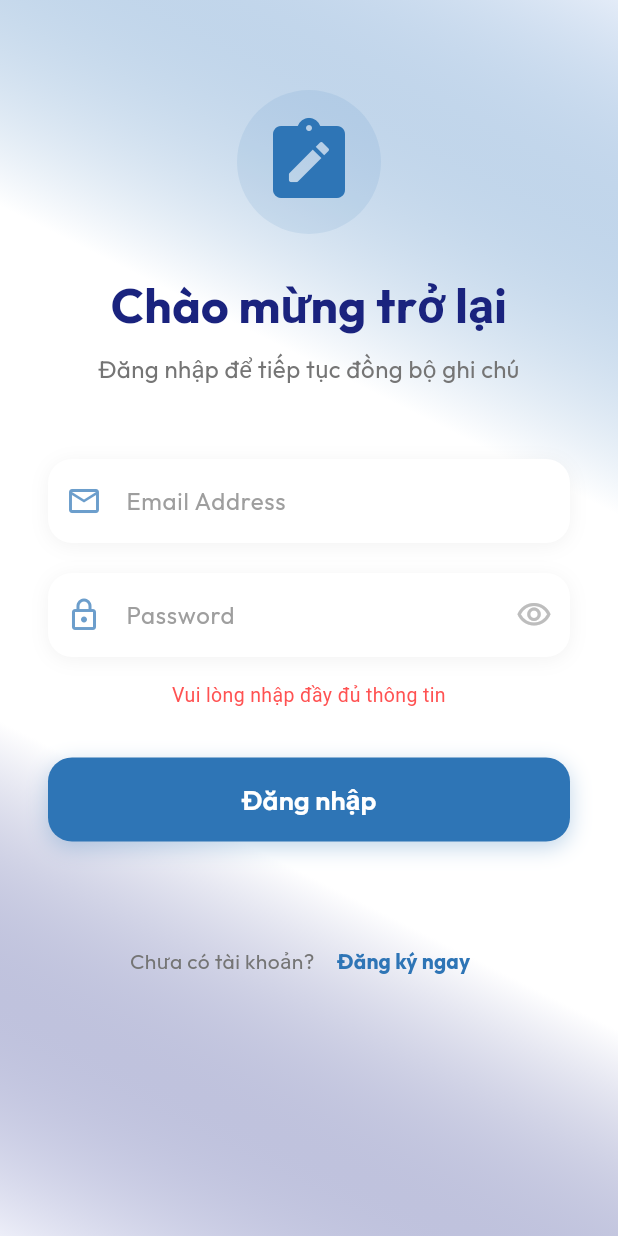
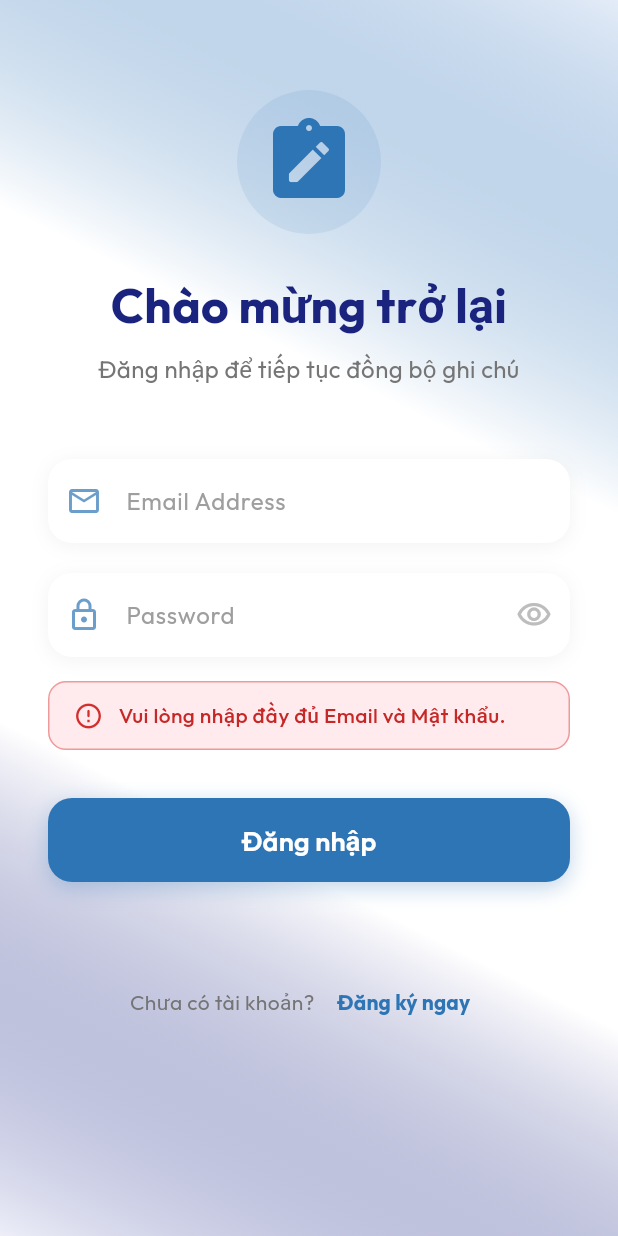
Before and after one commit to PVM-05/Smart-Note-App, a Flutter app: the screen it shows after launch, after a tap on "Đăng nhập", on a phone screen of 412 x 824 dp. Run offline on Flutter 3.47's test engine with Material 3 defaults, Android fonts, the phone set to English and light mode, and no system bars; our stand-ins replace cloud_firestore, connectivity_plus, firebase_auth, firebase_core, firebase_storage, google_fonts and 3 more; accounts and stored records are empty.

Commit message:
Cai tien ui loi

```diff
--- a/lib/screens/login_screen.dart
+++ b/lib/screens/login_screen.dart
@@ -3,6 +3,7 @@ import 'package:google_fonts/google_fonts.dart';
 // import 'package:local_auth/local_auth.dart';
 import 'package:provider/provider.dart';
 import '../providers/auth_provider.dart';
+import '../utils/connectivity_helper.dart';
 import 'syncing_screen.dart';
 
 class LoginScreen extends StatefulWidget {
@@ -144,15 +145,35 @@ class _LoginScreenState extends State<LoginScreen> {
                             () => _obscurePassword = !_obscurePassword,
                           ),
                         ),
+                        // Thay thế khối if (auth.error != null) cũ bằng đoạn này:
                         if (auth.error != null) ...[
                           const SizedBox(height: 16),
-                          Text(
-                            auth.error!,
-                            style: const TextStyle(
-                              color: Colors.redAccent,
-                              fontSize: 13,
+                          Container(
+                            padding: const EdgeInsets.symmetric(horizontal: 16, vertical: 12),
+                            decoration: BoxDecoration(
+                              color: Colors.red.shade50,
+                              borderRadius: BorderRadius.circular(12),
+                              border: Border.all(color: Colors.red.shade200),
                             ),
-                            textAlign: TextAlign.center,
+                            child: Row(
+                              crossAxisAlignment: CrossAxisAlignment.start,
+                              children: [
+                                Icon(Icons.error_outline_rounded,
+                                    color: Colors.red.shade700, size: 20),
+                                const SizedBox(width: 10),
+                                Expanded(
+                                  child: Text(
+                                    auth.error!,
+                                    style: GoogleFonts.outfit(
+                                      color: Colors.red.shade800,
+                                      fontSize: 14,
+                                      fontWeight: FontWeight.w500,
+                                      height: 1.4,
+                                    ),
+                                  ),
+                                ),
+                              ],
+                            ),
                           ),
                         ],
                         const SizedBox(height: 32),
@@ -316,19 +337,30 @@ class _LoginScreenState extends State<LoginScreen> {
 
   // AUTH: LOGIC ĐĂNG NHẬP VÀ ĐĂNG KÝ
   // Data Flow: Email/Pass -> AuthProvider -> Firebase Auth -> Firestore Profile -> SyncingScreen
+  // AUTH: LOGIC ĐĂNG NHẬP VÀ ĐĂNG KÝ
   Future<void> _handleLogin(BuildContext context, AuthProvider auth) async {
+    // 1. Kiểm tra mạng ngay lập tức
+    final isOnline = await ConnectivityHelper().isOnline();
+    if (!isOnline) {
+      auth.setError('Không có kết nối mạng.');
+      return;
+    }
+
+    // 2. Validate input
     final email = _emailController.text.trim();
     final password = _passwordController.text;
 
     if (email.isEmpty || password.isEmpty) {
-      auth.setError('Vui lòng nhập đầy đủ thông tin');
+      auth.setError('Vui lòng nhập đầy đủ Email và Mật khẩu.');
       return;
     }
 
+    // 3. Tiến hành gọi Firebase
     final success = _isLogin
         ? await auth.signInWithEmail(email, password)
         : await auth.registerWithEmail(email, password);
 
+    // 4. Chuyển trang nếu thành công
     if (success && context.mounted) {
       Navigator.pushReplacement(
         context,
```
Also changed, not shown: lib/providers/auth_provider.dart (+35 -53 lines).
